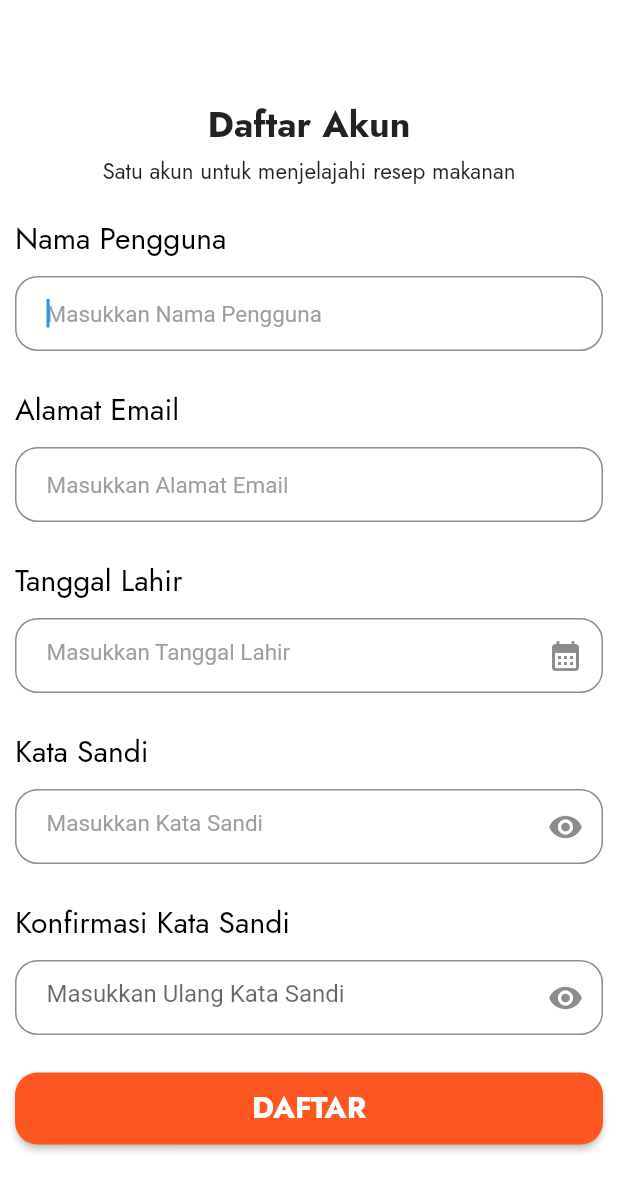
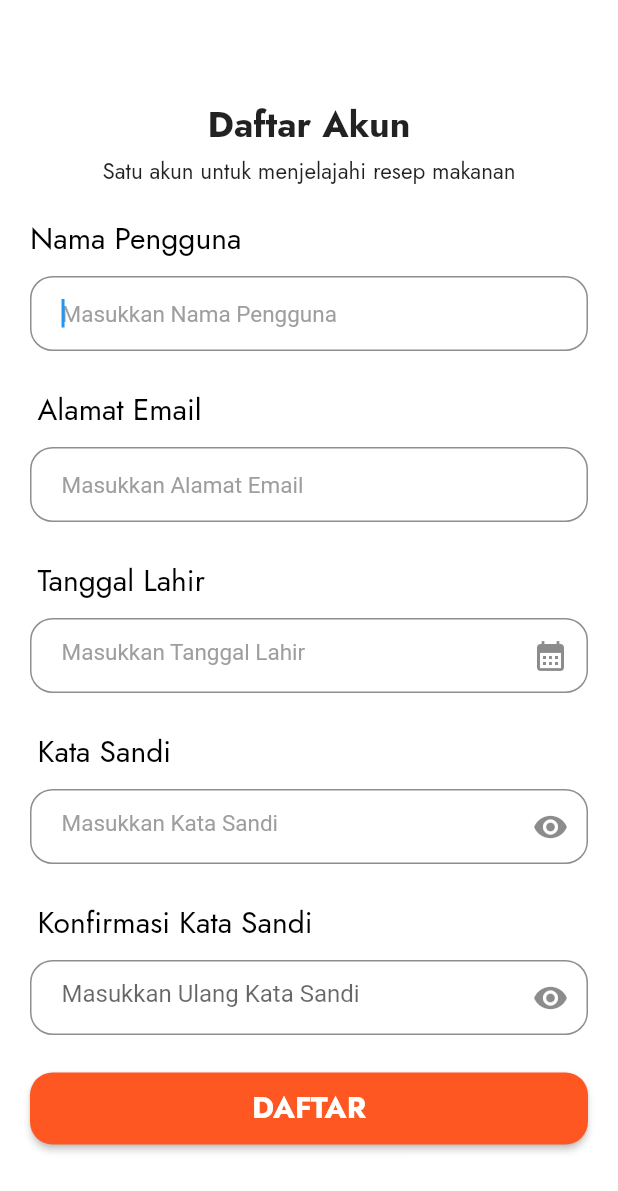
Before and after one commit to klvndrgn/Sicipe, a Flutter app: the screen it shows after launch, after a tap on "MASUK", after a tap on "Tampilkan Semua", on a phone screen of 412 x 824 dp. Shown: the top 1191 px of the screen. Run offline on Flutter 3.47's test engine with Material 2 defaults, Android fonts, the light colour scheme and no system bars; our stand-ins replace carousel_slider, google_fonts; network calls fail.

Commit message:
Register & Home
Register : Margin
Home : ItemKategoriResep

```diff
--- a/lib/home_page.dart
+++ b/lib/home_page.dart
@@ -187,7 +187,7 @@ class _HomeScreenState extends State<HomeScreen> {
             ),
             SizedBox(height: 20),
             Row(
-              mainAxisAlignment: MainAxisAlignment.spaceBetween,
+              mainAxisAlignment: MainAxisAlignment.spaceEvenly,
               children: [
                 ItemKategoriResep(
                   title: 'Cemilan',
@@ -201,11 +201,15 @@ class _HomeScreenState extends State<HomeScreen> {
                   title: 'Eropa',
                   icon: 'assets/icons/Eropa.png',
                 ),
+                ItemKategoriResep(
+                  title: 'Eropa',
+                  icon: 'assets/icons/Eropa.png',
+                ),
               ],
             ),
             SizedBox(height: 20),
             Row(
-              mainAxisAlignment: MainAxisAlignment.spaceBetween,
+              mainAxisAlignment: MainAxisAlignment.spaceEvenly,
               children: [
                 ItemKategoriResep(
                   title: 'Hidangan Pembuka',
@@ -214,6 +218,10 @@ class _HomeScreenState extends State<HomeScreen> {
                 ItemKategoriResep(
                   title: 'Hidangan Sampingan',
                   icon: 'assets/icons/Hidangan Sampingan.png',
+                ),
+                ItemKategoriResep(
+                  title: 'Indonesia',
+                  icon: 'assets/icons/Indonesia.png',
                 ),
                 ItemKategoriResep(
                   title: 'Indonesia',
@@ -285,17 +293,23 @@ class ItemKategoriResep extends StatelessWidget {
       mainAxisAlignment: MainAxisAlignment.center,
       children: [
         Container(
-          width: 120,
-          height: 70,
+          width: 90,
+          height: 60,
           child: Image.asset(
             icon,
           ),
         ),
-        Text(title,
+        SizedBox(
+          width: 90,
+          child: Text(
+            title,
             style: GoogleFonts.jost(
-                color: Colors.black,
-                fontSize: 15,
-                fontWeight: FontWeight.w500)),
+                color: Colors.black, fontSize: 15, fontWeight: FontWeight.w500),
+            overflow: TextOverflow.ellipsis,
+            maxLines: 2,
+            textAlign: TextAlign.center,
+          ),
+        )
       ],
     );
   }
--- a/lib/register_page.dart
+++ b/lib/register_page.dart
@@ -37,7 +37,7 @@ class _RegisterPageState extends State<RegisterPage> {
           Row(
             mainAxisAlignment: MainAxisAlignment.start,
             children: [
-              SizedBox(width: 10),
+              SizedBox(width: 20),
               Text('Nama Pengguna',
                   style: (GoogleFonts.jost(color: Colors.black, fontSize: 20))),
             ],
@@ -45,7 +45,7 @@ class _RegisterPageState extends State<RegisterPage> {
           SizedBox(height: 10),
           // username
           Padding(
-            padding: const EdgeInsets.symmetric(horizontal: 10.0),
+            padding: const EdgeInsets.symmetric(horizontal: 20.0),
             child: Container(
               decoration: BoxDecoration(
                 color: Colors.white,
@@ -72,7 +72,7 @@ class _RegisterPageState extends State<RegisterPage> {
           Row(
             mainAxisAlignment: MainAxisAlignment.start,
             children: [
-              SizedBox(width: 10),
+              SizedBox(width: 25),
               Text('Alamat Email',
                   style: (GoogleFonts.jost(color: Colors.black, fontSize: 20))),
             ],
@@ -80,7 +80,7 @@ class _RegisterPageState extends State<RegisterPage> {
           SizedBox(height: 10),
           // password
           Padding(
-            padding: const EdgeInsets.symmetric(horizontal: 10.0),
+            padding: const EdgeInsets.symmetric(horizontal: 20.0),
             child: Container(
               decoration: BoxDecoration(
                 color: Colors.white,
@@ -106,7 +106,7 @@ class _RegisterPageState extends State<RegisterPage> {
           Row(
             mainAxisAlignment: MainAxisAlignment.start,
             children: [
-              SizedBox(width: 10),
+              SizedBox(width: 25),
               Text('Tanggal Lahir',
                   style: (GoogleFonts.jost(color: Colors.black, fontSize: 20))),
             ],
@@ -114,7 +114,7 @@ class _RegisterPageState extends State<RegisterPage> {
           SizedBox(height: 10),
           // password
           Padding(
-            padding: const EdgeInsets.symmetric(horizontal: 10.0),
+            padding: const EdgeInsets.symmetric(horizontal: 20.0),
             child: Container(
               decoration: BoxDecoration(
                 color: Colors.white,
@@ -140,7 +140,7 @@ class _RegisterPageState extends State<RegisterPage> {
           Row(
             mainAxisAlignment: MainAxisAlignment.start,
             children: [
-              SizedBox(width: 10),
+              SizedBox(width: 25),
               Text('Kata Sandi',
                   style: (GoogleFonts.jost(color: Colors.black, fontSize: 20))),
             ],
@@ -148,7 +148,7 @@ class _RegisterPageState extends State<RegisterPage> {
           SizedBox(height: 10),
           // password
           Padding(
-            padding: const EdgeInsets.symmetric(horizontal: 10.0),
+            padding: const EdgeInsets.symmetric(horizontal: 20.0),
             child: Container(
               decoration: BoxDecoration(
                 color: Colors.white,
@@ -185,7 +185,7 @@ class _RegisterPageState extends State<RegisterPage> {
           Row(
             mainAxisAlignment: MainAxisAlignment.start,
             children: [
-              SizedBox(width: 10),
+              SizedBox(width: 25),
               Text('Konfirmasi Kata Sandi',
                   style: (GoogleFonts.jost(color: Colors.black, fontSize: 20))),
             ],
@@ -193,7 +193,7 @@ class _RegisterPageState extends State<RegisterPage> {
           SizedBox(height: 10),
           // password
           Padding(
-            padding: const EdgeInsets.symmetric(horizontal: 10.0),
+            padding: const EdgeInsets.symmetric(horizontal: 20.0),
             child: Container(
               decoration: BoxDecoration(
                 color: Colors.white,
@@ -226,7 +226,7 @@ class _RegisterPageState extends State<RegisterPage> {
           SizedBox(height: 25),
 
           Padding(
-            padding: const EdgeInsets.symmetric(horizontal: 10.0),
+            padding: const EdgeInsets.symmetric(horizontal: 20.0),
             child: Container(
               child: ElevatedButton(
                 style: ElevatedButton.styleFrom(
```
